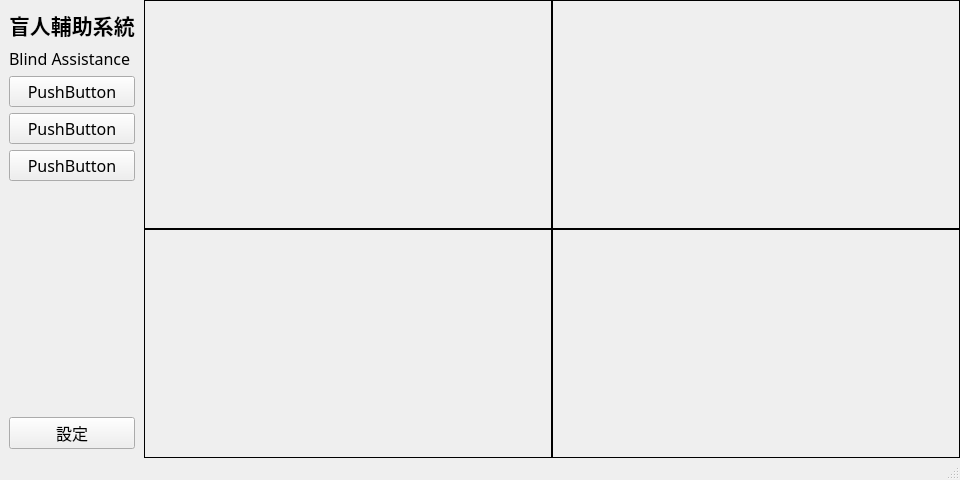
First picture: the form in gui/main_window.ui, repository BoJhong/blind-assistance, before the edit.
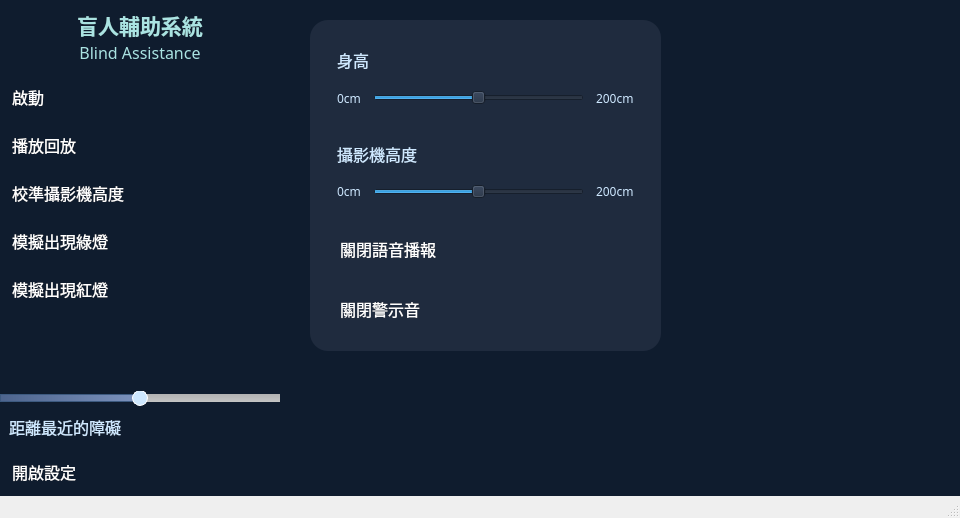
Second picture: the form after the edit. The open tabs and pages were chosen to show the change. Icons and pictures are not drawn.

Commit message: 新增回放功能、使視覺語言模型正確使用顯卡運行、調整警報聲音量、啟動程式以多線程的方式執行

Diff of the .ui file:
```diff
--- a/gui/main_window.ui
+++ b/gui/main_window.ui
@@ -7,14 +7,42 @@
     <x>0</x>
     <y>0</y>
     <width>960</width>
-    <height>480</height>
+    <height>518</height>
    </rect>
   </property>
   <property name="windowTitle">
    <string>MainWindow</string>
   </property>
   <widget class="QWidget" name="centralwidget">
-   <layout class="QHBoxLayout" name="horizontalLayout_2" stretch="1,6">
+   <property name="styleSheet">
+    <string notr="true">QWidget{
+	background-color :#0F1C2E;
+	color: white;
+}
+
+QLabel {
+	color: #cee8ff;
+}
+
+QPushButton {
+	color: white;
+	text-align: left;
+	border: none;
+	padding: 12px 12px;
+}
+
+
+QPushButton:hover {
+	background-color: #4d648d;
+}
+
+QPushButton:checked {
+	background-color: #cee8ff;
+	color: #222831;
+	font-weight: bold;
+}</string>
+   </property>
+   <layout class="QHBoxLayout" name="horizontalLayout_2" stretch="1,5">
     <property name="spacing">
      <number>0</number>
     </property>
@@ -53,15 +81,47 @@
         <height>16777215</height>
        </size>
       </property>
+      <property name="styleSheet">
+       <string notr="true"/>
+      </property>
       <property name="frameShape">
        <enum>QFrame::NoFrame</enum>
       </property>
       <property name="frameShadow">
        <enum>QFrame::Raised</enum>
       </property>
-      <layout class="QVBoxLayout" name="verticalLayout_3" stretch="0,0,0,0,0,0,0">
+      <layout class="QVBoxLayout" name="verticalLayout_3" stretch="0,0,0,0,0,0">
+       <property name="spacing">
+        <number>0</number>
+       </property>
+       <property name="leftMargin">
+        <number>0</number>
+       </property>
+       <property name="topMargin">
+        <number>0</number>
+       </property>
+       <property name="rightMargin">
+        <number>0</number>
+       </property>
+       <property name="bottomMargin">
+        <number>0</number>
+       </property>
        <item>
-        <widget class="QLabel" name="label">
+        <layout class="QVBoxLayout" name="verticalLayout_2">
+         <property name="leftMargin">
+          <number>9</number>
+         </property>
+         <property name="topMargin">
+          <number>9</number>
+         </property>
+         <property name="rightMargin">
+          <number>9</number>
+         </property>
+         <property name="bottomMargin">
+          <number>9</number>
+         </property>
+         <item>
+          <widget class="QLabel" name="name_1">
          <property name="font">
           <font>
            <family>微軟正黑體</family>
@@ -70,26 +130,45 @@
            <bold>true</bold>
           </font>
          </property>
+           <property name="styleSheet">
+            <string notr="true">color: #AAE3E2;</string>
+           </property>
          <property name="text">
           <string>盲人輔助系統</string>
          </property>
+           <property name="alignment">
+            <set>Qt::AlignCenter</set>
+           </property>
         </widget>
        </item>
        <item>
-        <widget class="QLabel" name="label_2">
+          <widget class="QLabel" name="name_2">
          <property name="font">
           <font>
            <family>微軟正黑體</family>
            <pointsize>12</pointsize>
           </font>
          </property>
+           <property name="styleSheet">
+            <string notr="true">color: #AAE3E2;</string>
+           </property>
          <property name="text">
           <string>Blind Assistance</string>
          </property>
-        </widget>
-       </item>
+           <property name="alignment">
+            <set>Qt::AlignCenter</set>
+           </property>
+          </widget>
+         </item>
+        </layout>
+       </item>
        <item>
-        <widget class="QPushButton" name="pushButton_2">
+        <layout class="QVBoxLayout" name="menu_btns">
+         <property name="spacing">
+          <number>0</number>
+         </property>
+         <item>
+          <widget class="QPushButton" name="toggle_camera_btn">
          <property name="sizePolicy">
           <sizepolicy hsizetype="Minimum" vsizetype="Fixed">
            <horstretch>0</horstretch>
@@ -103,12 +182,30 @@
           </font>
          </property>
          <property name="text">
-          <string>PushButton</string>
-         </property>
+            <string>啟動</string>
+           </property>
+           <property name="iconSize">
+            <size>
+             <width>24</width>
+             <height>24</height>
+            </size>
+           </property>
+           <property name="checkable">
+            <bool>true</bool>
+           </property>
+           <property name="checked">
+            <bool>false</bool>
+           </property>
+           <property name="autoExclusive">
+            <bool>false</bool>
+           </property>
+           <property name="flat">
+            <bool>false</bool>
+           </property>
         </widget>
        </item>
        <item>
-        <widget class="QPushButton" name="pushButton_3">
+          <widget class="QPushButton" name="replay_btn">
          <property name="sizePolicy">
           <sizepolicy hsizetype="Minimum" vsizetype="Fixed">
            <horstretch>0</horstretch>
@@ -122,12 +219,32 @@
           </font>
          </property>
          <property name="text">
-          <string>PushButton</string>
-         </property>
+            <string>播放回放</string>
+           </property>
+           <property name="icon">
+            <iconset resource="resources.qrc">
+             <normaloff>:/img/playback_light.png</normaloff>
+             <normalon>:/img/playback_dark.png</normalon>:/img/playback_light.png</iconset>
+           </property>
+           <property name="iconSize">
+            <size>
+             <width>24</width>
+             <height>24</height>
+            </size>
+           </property>
+           <property name="checkable">
+            <bool>true</bool>
+           </property>
+           <property name="autoExclusive">
+            <bool>false</bool>
+           </property>
+           <property name="flat">
+            <bool>false</bool>
+           </property>
         </widget>
        </item>
        <item>
-        <widget class="QPushButton" name="pushButton_7">
+          <widget class="QPushButton" name="adjust_camera_height_btn">
          <property name="sizePolicy">
           <sizepolicy hsizetype="Minimum" vsizetype="Fixed">
            <horstretch>0</horstretch>
@@ -141,9 +258,97 @@
           </font>
          </property>
          <property name="text">
-          <string>PushButton</string>
-         </property>
-        </widget>
+            <string>校準攝影機高度</string>
+           </property>
+           <property name="icon">
+            <iconset resource="resources.qrc">
+             <normaloff>:/img/camera_light.png</normaloff>:/img/camera_light.png</iconset>
+           </property>
+           <property name="iconSize">
+            <size>
+             <width>24</width>
+             <height>24</height>
+            </size>
+           </property>
+           <property name="checkable">
+            <bool>false</bool>
+           </property>
+           <property name="autoExclusive">
+            <bool>false</bool>
+           </property>
+          </widget>
+         </item>
+         <item>
+          <widget class="QPushButton" name="green_light_btn">
+           <property name="sizePolicy">
+            <sizepolicy hsizetype="Minimum" vsizetype="Fixed">
+             <horstretch>0</horstretch>
+             <verstretch>0</verstretch>
+            </sizepolicy>
+           </property>
+           <property name="font">
+            <font>
+             <family>微軟正黑體</family>
+             <pointsize>12</pointsize>
+            </font>
+           </property>
+           <property name="text">
+            <string>模擬出現綠燈</string>
+           </property>
+           <property name="icon">
+            <iconset resource="resources.qrc">
+             <normaloff>:/img/green_light.png</normaloff>:/img/green_light.png</iconset>
+           </property>
+           <property name="iconSize">
+            <size>
+             <width>24</width>
+             <height>24</height>
+            </size>
+           </property>
+           <property name="checkable">
+            <bool>true</bool>
+           </property>
+           <property name="autoExclusive">
+            <bool>false</bool>
+           </property>
+          </widget>
+         </item>
+         <item>
+          <widget class="QPushButton" name="red_light_btn">
+           <property name="sizePolicy">
+            <sizepolicy hsizetype="Minimum" vsizetype="Fixed">
+             <horstretch>0</horstretch>
+             <verstretch>0</verstretch>
+            </sizepolicy>
+           </property>
+           <property name="font">
+            <font>
+             <family>微軟正黑體</family>
+             <pointsize>12</pointsize>
+            </font>
+           </property>
+           <property name="text">
+            <string>模擬出現紅燈</string>
+           </property>
+           <property name="icon">
+            <iconset resource="resources.qrc">
+             <normaloff>:/img/red_light.png</normaloff>:/img/red_light.png</iconset>
+           </property>
+           <property name="iconSize">
+            <size>
+             <width>24</width>
+             <height>24</height>
+            </size>
+           </property>
+           <property name="checkable">
+            <bool>true</bool>
+           </property>
+           <property name="autoExclusive">
+            <bool>false</bool>
+           </property>
+          </widget>
+         </item>
+        </layout>
        </item>
        <item>
         <spacer name="verticalSpacer">
@@ -159,8 +364,201 @@
         </spacer>
        </item>
        <item>
+        <widget class="QWidget" name="playback_widget" native="true">
+         <property name="styleSheet">
+          <string notr="true">QSlider::groove:horizontal {
+	background: qlineargradient(x1:0, y1:0, x2:1, y2:0, stop:0 #4d648d, stop:1 #acc2ef);
+	border: 1px solid #3D5A80;
+	height: 6px;
+}
+
+QSlider::handle:horizontal {
+	background: #cee8ff;
+	width: 14px;
+	margin: -5px -1px;
+	border-radius: 8px;
+	border: 1px solid white;
+}
+
+QSlider::add-page:horizontal {
+	background: qlineargradient(x1:0, y1:0, x2:0, y2:1, stop:0 #B1B1B1, stop:1 #c4c4c4);
+}
+</string>
+         </property>
+         <layout class="QVBoxLayout" name="verticalLayout_9">
+          <property name="spacing">
+           <number>0</number>
+          </property>
+          <property name="leftMargin">
+           <number>0</number>
+          </property>
+          <property name="topMargin">
+           <number>0</number>
+          </property>
+          <property name="rightMargin">
+           <number>0</number>
+          </property>
+          <property name="bottomMargin">
+           <number>0</number>
+          </property>
+          <item>
+           <layout class="QVBoxLayout" name="verticalLayout_10">
+            <property name="spacing">
+             <number>0</number>
+            </property>
+            <item>
+             <layout class="QHBoxLayout" name="horizontalLayout_3">
+              <property name="spacing">
+               <number>0</number>
+              </property>
+              <item>
+               <widget class="QPushButton" name="pushButton_6">
+                <property name="sizePolicy">
+                 <sizepolicy hsizetype="Fixed" vsizetype="Fixed">
+                  <horstretch>0</horstretch>
+                  <verstretch>0</verstretch>
+                 </sizepolicy>
+                </property>
+                <property name="text">
+                 <string/>
+                </property>
+                <property name="icon">
+                 <iconset resource="resources.qrc">
+                  <normaloff>:/img/playback_light.png</normaloff>:/img/playback_light.png</iconset>
+                </property>
+               </widget>
+              </item>
+              <item>
+               <widget class="QPushButton" name="pushButton_7">
+                <property name="sizePolicy">
+                 <sizepolicy hsizetype="Fixed" vsizetype="Fixed">
+                  <horstretch>0</horstretch>
+                  <verstretch>0</verstretch>
+                 </sizepolicy>
+                </property>
+                <property name="text">
+                 <string/>
+                </property>
+                <property name="icon">
+                 <iconset resource="resources.qrc">
+                  <normaloff>:/img/playback_light.png</normaloff>:/img/playback_light.png</iconset>
+                </property>
+               </widget>
+              </item>
+              <item>
         <widget class="QPushButton" name="pushButton_8">
          <property name="sizePolicy">
+                 <sizepolicy hsizetype="Fixed" vsizetype="Fixed">
+                  <horstretch>0</horstretch>
+                  <verstretch>0</verstretch>
+                 </sizepolicy>
+                </property>
+                <property name="text">
+                 <string/>
+                </property>
+                <property name="icon">
+                 <iconset resource="resources.qrc">
+                  <normaloff>:/img/playback_light.png</normaloff>:/img/playback_light.png</iconset>
+                </property>
+               </widget>
+              </item>
+              <item>
+               <widget class="QPushButton" name="pushButton_9">
+                <property name="sizePolicy">
+                 <sizepolicy hsizetype="Fixed" vsizetype="Fixed">
+                  <horstretch>0</horstretch>
+                  <verstretch>0</verstretch>
+                 </sizepolicy>
+                </property>
+                <property name="text">
+                 <string/>
+                </property>
+                <property name="icon">
+                 <iconset resource="resources.qrc">
+                  <normaloff>:/img/playback_light.png</normaloff>:/img/playback_light.png</iconset>
+                </property>
+               </widget>
+              </item>
+              <item>
+               <widget class="QPushButton" name="pushButton_10">
+                <property name="sizePolicy">
+                 <sizepolicy hsizetype="Fixed" vsizetype="Fixed">
+                  <horstretch>0</horstretch>
+                  <verstretch>0</verstretch>
+                 </sizepolicy>
+                </property>
+                <property name="text">
+                 <string/>
+                </property>
+                <property name="icon">
+                 <iconset resource="resources.qrc">
+                  <normaloff>:/img/playback_light.png</normaloff>:/img/playback_light.png</iconset>
+                </property>
+               </widget>
+              </item>
+             </layout>
+            </item>
+            <item>
+             <widget class="QSlider" name="duration">
+              <property name="styleSheet">
+               <string notr="true"/>
+              </property>
+              <property name="maximum">
+               <number>100</number>
+              </property>
+              <property name="value">
+               <number>50</number>
+              </property>
+              <property name="orientation">
+               <enum>Qt::Horizontal</enum>
+              </property>
+             </widget>
+            </item>
+           </layout>
+          </item>
+         </layout>
+        </widget>
+       </item>
+       <item>
+        <layout class="QVBoxLayout" name="alert_labels">
+         <property name="spacing">
+          <number>0</number>
+         </property>
+         <property name="leftMargin">
+          <number>9</number>
+         </property>
+         <property name="topMargin">
+          <number>9</number>
+         </property>
+         <property name="rightMargin">
+          <number>9</number>
+         </property>
+         <property name="bottomMargin">
+          <number>9</number>
+         </property>
+         <item>
+          <widget class="QLabel" name="alert_label_1">
+           <property name="font">
+            <font>
+             <family>微軟正黑體</family>
+             <pointsize>12</pointsize>
+            </font>
+           </property>
+           <property name="text">
+            <string>距離最近的障礙</string>
+           </property>
+           <property name="alignment">
+            <set>Qt::AlignLeading|Qt::AlignLeft|Qt::AlignVCenter</set>
+           </property>
+          </widget>
+         </item>
+        </layout>
+       </item>
+       <item>
+        <layout class="QVBoxLayout" name="bottom_menu_btns">
+         <item>
+          <widget class="QPushButton" name="setting_btn">
+           <property name="sizePolicy">
           <sizepolicy hsizetype="Minimum" vsizetype="Fixed">
            <horstretch>0</horstretch>
            <verstretch>0</verstretch>
@@ -173,9 +571,28 @@
           </font>
          </property>
          <property name="text">
-          <string>設定</string>
-         </property>
-        </widget>
+            <string>開啟設定</string>
+           </property>
+           <property name="icon">
+            <iconset resource="resources.qrc">
+             <normaloff>:/img/setting_light.png</normaloff>
+             <normalon>:/img/setting_dark.png</normalon>:/img/setting_light.png</iconset>
+           </property>
+           <property name="iconSize">
+            <size>
+             <width>24</width>
+             <height>24</height>
+            </size>
+           </property>
+           <property name="checkable">
+            <bool>true</bool>
+           </property>
+           <property name="autoExclusive">
+            <bool>true</bool>
+           </property>
+          </widget>
+         </item>
+        </layout>
        </item>
       </layout>
      </widget>
@@ -188,6 +605,9 @@
         <verstretch>0</verstretch>
        </sizepolicy>
       </property>
+      <property name="styleSheet">
+       <string notr="true"/>
+      </property>
       <property name="frameShape">
        <enum>QFrame::NoFrame</enum>
       </property>
@@ -195,6 +615,9 @@
        <enum>QFrame::Raised</enum>
       </property>
       <layout class="QVBoxLayout" name="verticalLayout_12">
+       <property name="spacing">
+        <number>0</number>
+       </property>
        <property name="leftMargin">
         <number>0</number>
        </property>
@@ -207,6 +630,47 @@
        <property name="bottomMargin">
         <number>0</number>
        </property>
+       <item>
+        <widget class="QStackedWidget" name="stackedWidget">
+         <property name="enabled">
+          <bool>true</bool>
+         </property>
+         <widget class="QWidget" name="main_page">
+          <layout class="QVBoxLayout" name="verticalLayout">
+           <property name="spacing">
+            <number>0</number>
+           </property>
+           <property name="leftMargin">
+            <number>0</number>
+           </property>
+           <property name="topMargin">
+            <number>0</number>
+           </property>
+           <property name="rightMargin">
+            <number>0</number>
+           </property>
+           <property name="bottomMargin">
+            <number>0</number>
+           </property>
+           <item>
+            <widget class="QLabel" name="vision_response_label">
+             <property name="font">
+              <font>
+               <family>微軟正黑體</family>
+               <pointsize>12</pointsize>
+              </font>
+             </property>
+             <property name="styleSheet">
+              <string notr="true">line-height: 20px;</string>
+             </property>
+             <property name="text">
+              <string/>
+             </property>
+             <property name="wordWrap">
+              <bool>true</bool>
+             </property>
+            </widget>
+           </item>
        <item>
         <layout class="QGridLayout" name="images_grid">
          <property name="spacing">
@@ -320,6 +784,297 @@
          </item>
         </layout>
        </item>
+           <item>
+            <widget class="QLineEdit" name="prompt_input">
+             <property name="sizePolicy">
+              <sizepolicy hsizetype="Expanding" vsizetype="Fixed">
+               <horstretch>0</horstretch>
+               <verstretch>0</verstretch>
+              </sizepolicy>
+             </property>
+             <property name="font">
+              <font>
+               <family>微軟正黑體</family>
+               <pointsize>12</pointsize>
+              </font>
+             </property>
+             <property name="frame">
+              <bool>false</bool>
+             </property>
+            </widget>
+           </item>
+          </layout>
+         </widget>
+         <widget class="QWidget" name="setting_page">
+          <property name="styleSheet">
+           <string notr="true"/>
+          </property>
+          <widget class="QWidget" name="widget" native="true">
+           <property name="geometry">
+            <rect>
+             <x>30</x>
+             <y>20</y>
+             <width>351</width>
+             <height>331</height>
+            </rect>
+           </property>
+           <property name="styleSheet">
+            <string notr="true">QWidget{
+	background-color: #1f2b3e;
+	border-radius: 18px;
+}
+
+QLabel {
+	color: #cee8ff;
+}
+
+QPushButton {
+	color: white;
+	text-align: left;
+	border: none;
+	padding: 12px 12px;
+}
+
+QPushButton:hover {
+	background-color: #4d648d;
+}
+
+QPushButton:checked {
+	background-color: #cee8ff;
+	color: #222831;
+	font-weight: bold;
+}</string>
+           </property>
+           <layout class="QVBoxLayout" name="verticalLayout_7">
+            <property name="spacing">
+             <number>12</number>
+            </property>
+            <property name="leftMargin">
+             <number>18</number>
+            </property>
+            <property name="topMargin">
+             <number>18</number>
+            </property>
+            <property name="rightMargin">
+             <number>18</number>
+            </property>
+            <property name="bottomMargin">
+             <number>18</number>
+            </property>
+            <item>
+             <layout class="QVBoxLayout" name="verticalLayout_4">
+              <property name="leftMargin">
+               <number>9</number>
+              </property>
+              <property name="topMargin">
+               <number>9</number>
+              </property>
+              <property name="rightMargin">
+               <number>9</number>
+              </property>
+              <property name="bottomMargin">
+               <number>9</number>
+              </property>
+              <item>
+               <widget class="QLabel" name="body_height_label">
+                <property name="font">
+                 <font>
+                  <family>微軟正黑體</family>
+                  <pointsize>12</pointsize>
+                 </font>
+                </property>
+                <property name="text">
+                 <string>身高</string>
+                </property>
+               </widget>
+              </item>
+              <item>
+               <layout class="QHBoxLayout" name="horizontalLayout">
+                <item>
+                 <widget class="QLabel" name="min_body_height_label">
+                  <property name="font">
+                   <font>
+                    <family>微軟正黑體</family>
+                   </font>
+                  </property>
+                  <property name="text">
+                   <string>0cm</string>
+                  </property>
+                 </widget>
+                </item>
+                <item>
+                 <widget class="QSlider" name="body_height_slider">
+                  <property name="maximum">
+                   <number>200</number>
+                  </property>
+                  <property name="sliderPosition">
+                   <number>100</number>
+                  </property>
+                  <property name="orientation">
+                   <enum>Qt::Horizontal</enum>
+                  </property>
+                 </widget>
+                </item>
+                <item>
+                 <widget class="QLabel" name="max_body_height_label">
+                  <property name="font">
+                   <font>
+                    <family>微軟正黑體</family>
+                   </font>
+                  </property>
+                  <property name="text">
+                   <string>200cm</string>
+                  </property>
+                 </widget>
+                </item>
+               </layout>
+              </item>
+             </layout>
+            </item>
+            <item>
+             <layout class="QVBoxLayout" name="verticalLayout_5">
+              <property name="leftMargin">
+               <number>9</number>
+              </property>
+              <property name="topMargin">
+               <number>9</number>
+              </property>
+              <property name="rightMargin">
+               <number>9</number>
+              </property>
+              <property name="bottomMargin">
+               <number>9</number>
+              </property>
+              <item>
+               <widget class="QLabel" name="camera_height_label">
+                <property name="font">
+                 <font>
+                  <family>微軟正黑體</family>
+                  <pointsize>12</pointsize>
+                 </font>
+                </property>
+                <property name="text">
+                 <string>攝影機高度</string>
+                </property>
+               </widget>
+              </item>
+              <item>
+               <layout class="QHBoxLayout" name="horizontalLayout_4">
+                <item>
+                 <widget class="QLabel" name="min_camera_height_label_2">
+                  <property name="font">
+                   <font>
+                    <family>微軟正黑體</family>
+                   </font>
+                  </property>
+                  <property name="text">
+                   <string>0cm</string>
+                  </property>
+                 </widget>
+                </item>
+                <item>
+                 <widget class="QSlider" name="camera_height_slider">
+                  <property name="maximum">
+                   <number>200</number>
+                  </property>
+                  <property name="sliderPosition">
+                   <number>100</number>
+                  </property>
+                  <property name="orientation">
+                   <enum>Qt::Horizontal</enum>
+                  </property>
+                 </widget>
+                </item>
+                <item>
+                 <widget class="QLabel" name="max_camera_height_label">
+                  <property name="font">
+                   <font>
+                    <family>微軟正黑體</family>
+                   </font>
+                  </property>
+                  <property name="text">
+                   <string>200cm</string>
+                  </property>
+                 </widget>
+                </item>
+               </layout>
+              </item>
+             </layout>
+            </item>
+            <item>
+             <widget class="QPushButton" name="tts_btn">
+              <property name="sizePolicy">
+               <sizepolicy hsizetype="Minimum" vsizetype="Fixed">
+                <horstretch>0</horstretch>
+                <verstretch>0</verstretch>
+               </sizepolicy>
+              </property>
+              <property name="font">
+               <font>
+                <family>微軟正黑體</family>
+                <pointsize>12</pointsize>
+               </font>
+              </property>
+              <property name="text">
+               <string>關閉語音播報</string>
+              </property>
+              <property name="icon">
+               <iconset resource="resources.qrc">
+                <normaloff>:/img/mic_light.png</normaloff>
+                <normalon>:/img/mic_dark.png</normalon>:/img/mic_light.png</iconset>
+              </property>
+              <property name="iconSize">
+               <size>
+                <width>24</width>
+                <height>24</height>
+               </size>
+              </property>
+              <property name="checkable">
+               <bool>true</bool>
+              </property>
+              <property name="autoExclusive">
+               <bool>false</bool>
+              </property>
+             </widget>
+            </item>
+            <item>
+             <widget class="QPushButton" name="alarm_btn">
+              <property name="sizePolicy">
+               <sizepolicy hsizetype="Minimum" vsizetype="Fixed">
+                <horstretch>0</horstretch>
+                <verstretch>0</verstretch>
+               </sizepolicy>
+              </property>
+              <property name="font">
+               <font>
+                <family>微軟正黑體</family>
+                <pointsize>12</pointsize>
+               </font>
+              </property>
+              <property name="text">
+               <string>關閉警示音</string>
+              </property>
+              <property name="icon">
+               <iconset resource="resources.qrc">
+                <normaloff>:/img/alarm_light.png</normaloff>
+                <normalon>:/img/alarm_dark.png</normalon>:/img/alarm_light.png</iconset>
+              </property>
+              <property name="iconSize">
+               <size>
+                <width>24</width>
+                <height>24</height>
+               </size>
+              </property>
+              <property name="checkable">
+               <bool>true</bool>
+              </property>
+             </widget>
+            </item>
+           </layout>
+          </widget>
+         </widget>
+        </widget>
+       </item>
       </layout>
      </widget>
     </item>
```
Left out of the diff: 54 changed lines with no effect on the pictures. Lines whose indentation alone changed are shown as unchanged. The commit also changes 28 other files.
